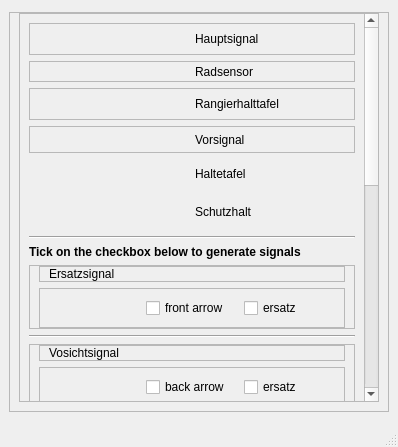
DB-Netz-AutomatedPlanning/AutoPlan-QT, file AutoCADDB/iconslist.ui: the form before one commit.
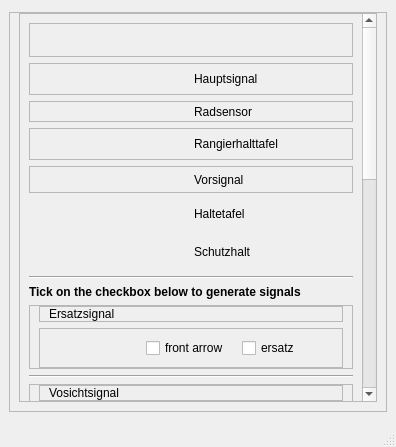
The form after the commit. Icons and pictures are not drawn.

```diff
--- a/AutoCADDB/iconslist.ui
+++ b/AutoCADDB/iconslist.ui
@@ -6,7 +6,7 @@
    <rect>
     <x>0</x>
     <y>0</y>
-    <width>398</width>
+    <width>396</width>
     <height>447</height>
    </rect>
   </property>
@@ -66,12 +66,38 @@
           <property name="geometry">
            <rect>
             <x>0</x>
-            <y>0</y>
-            <width>344</width>
-            <height>881</height>
+            <y>-174</y>
+            <width>342</width>
+            <height>923</height>
            </rect>
           </property>
           <layout class="QVBoxLayout" name="verticalLayout_2">
+           <item>
+            <widget class="QFrame" name="frame_23">
+             <property name="frameShape">
+              <enum>QFrame::StyledPanel</enum>
+             </property>
+             <property name="frameShadow">
+              <enum>QFrame::Raised</enum>
+             </property>
+             <layout class="QVBoxLayout" name="verticalLayout_13">
+              <item>
+               <widget class="QPushButton" name="testing">
+                <property name="styleSheet">
+                 <string notr="true">border:none;</string>
+                </property>
+                <property name="text">
+                 <string/>
+                </property>
+                <property name="icon">
+                 <iconset resource="resources.qrc">
+                  <normaloff>:/icons/assets/smallSvgs/Radsensor.svg</normaloff>:/icons/assets/smallSvgs/Radsensor.svg</iconset>
+                </property>
+               </widget>
+              </item>
+             </layout>
+            </widget>
+           </item>
            <item>
             <widget class="QFrame" name="frame_7">
              <property name="minimumSize">
```
Left out of the diff: 17 changed lines with no effect on the pictures.
